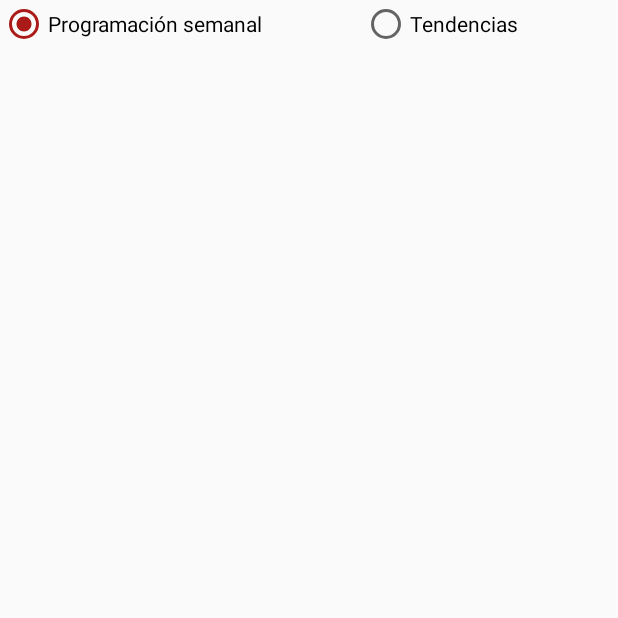
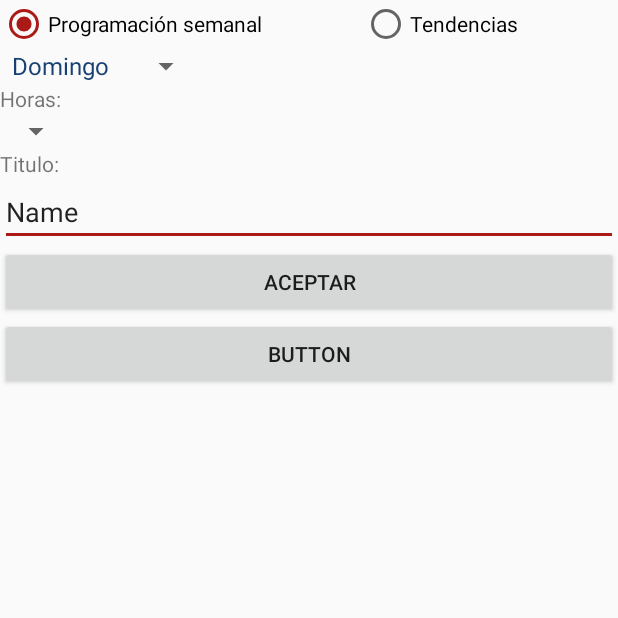
Before and after one commit to josumor18/Proyecto-1---M-viles, an Android app: the fragment ProgramacionAdminFragment shown on its own in the app's theme, on a phone screen of 412 x 824 dp, the top half of it. Run offline under Robolectric (Android 15) with nearby library versions, the phone set to English and light mode, and no system bars.

Commit message:
programacionlayout

```diff
--- a/Fluxme/app/src/main/java/me/flux/fluxme/Business/ProgramacionAdminFragment.java
+++ b/Fluxme/app/src/main/java/me/flux/fluxme/Business/ProgramacionAdminFragment.java
@@ -7,6 +7,8 @@ import android.support.v4.app.Fragment;
 import android.view.LayoutInflater;
 import android.view.View;
 import android.view.ViewGroup;
+import android.widget.AdapterView;
+import android.widget.ArrayAdapter;
 import android.widget.BaseAdapter;
 import android.widget.Button;
 import android.widget.EditText;
@@ -15,6 +17,8 @@ import android.widget.ListView;
 import android.widget.RadioButton;
 import android.widget.RadioGroup;
 import android.widget.RelativeLayout;
+import android.widget.Spinner;
+import android.widget.SpinnerAdapter;
 import android.widget.TextView;
 import android.widget.Toast;
 
@@ -45,6 +49,8 @@ public class ProgramacionAdminFragment extends Fragment {
     RadioButton rbProgramacion;
     RadioButton rbTendencias;
     RadioGroup rgrp_Opcion;
+
+    String[] listDias = {"Domingo","Lunes","Martes","Miercoles","Jueves","Viernes","Sabado"};
     private RadioGroup.OnCheckedChangeListener checkedChangeListener = new RadioGroup.OnCheckedChangeListener(){
         @Override
         public void onCheckedChanged(RadioGroup radioGroup, int i) {
@@ -73,6 +79,39 @@ public class ProgramacionAdminFragment extends Fragment {
         View view = inflater.inflate(R.layout.fragment_programacion_admin, container, false);
         rlProgSemAdmin = view.findViewById(R.id.rlProgSemAdmin);
         rlTendAdmin = view.findViewById(R.id.rlTendAdmin);
+
+        Spinner spDia = view.findViewById(R.id.sp_dia);
+
+
+        ArrayAdapter aa = new ArrayAdapter(getActivity().getApplicationContext(),android.R.layout.simple_spinner_item,listDias);
+
+        aa.setDropDownViewResource(android.R.layout.simple_spinner_dropdown_item);
+        //Setting the ArrayAdapter data on the Spinner
+        spDia.setAdapter(aa);
+
+        spDia.setSelection(0, true);
+        View vi = spDia.getSelectedView();
+        ((TextView)vi).setTextColor(getResources().getColor(R.color.colorPrimary));
+
+        TextView spinnerText = (TextView) spDia.getChildAt(0);
+
+        spinnerText.setTextColor(getResources().getColor(R.color.colorPrimary));
+        //Set the listener for when each option is clicked.
+        spDia.setOnItemSelectedListener(new AdapterView.OnItemSelectedListener()
+        {
+
+            @Override
+            public void onItemSelected(AdapterView<?> parent, View view, int position, long id)
+            {
+                //Change the selected item's text color
+                ((TextView) view).setTextColor(getResources().getColor(R.color.colorPrimary));
+            }
+
+            @Override
+            public void onNothingSelected(AdapterView<?> parent)
+            {
+            }
+        });
 
         btnSaveTendencias = view.findViewById(R.id.btnSaveTendencias);
         btnSaveTendencias.setOnClickListener(new View.OnClickListener() {
--- a/Fluxme/app/src/main/res/layout/fragment_perfil_emisora.xml
+++ b/Fluxme/app/src/main/res/layout/fragment_perfil_emisora.xml
@@ -18,11 +18,11 @@
 
             <ImageView
                 android:id="@+id/imgLogoFluxme"
-                android:layout_width="wrap_content"
-                android:layout_height="wrap_content"
-                android:layout_alignParentBottom="true"
+                android:layout_width="200dp"
+                android:layout_height="150dp"
+                android:layout_alignParentTop="true"
                 android:layout_centerHorizontal="true"
-                android:layout_marginBottom="12dp"
+                android:layout_marginTop="12dp"
                 app:srcCompat="@drawable/radio_icono" />
         </RelativeLayout>
 
@@ -59,10 +59,15 @@
                 android:textColor="@android:color/background_light"
                 android:textSize="24sp" />
 
+            <ScrollView
+                android:layout_width="match_parent"
+                android:layout_height="150dp"
+                android:layout_marginTop="12dp">
+
                 <TextView
                     android:id="@+id/txtDescripcion"
                     android:layout_width="match_parent"
-                android:layout_height="250dp"
+                    android:layout_height="wrap_content"
                     android:paddingLeft="20dp"
                     android:paddingRight="20dp"
                     android:paddingTop="20dp"
@@ -71,6 +76,7 @@
                     android:textColor="@color/cardview_dark_background"
                     android:textSize="20sp"
                     android:visibility="visible" />
+            </ScrollView>
 
 
         </LinearLayout>
--- a/Fluxme/app/src/main/res/layout/fragment_perfil_emisora_admin.xml
+++ b/Fluxme/app/src/main/res/layout/fragment_perfil_emisora_admin.xml
@@ -55,10 +55,14 @@
                     android:text="Descripcion:"
                     android:textSize="28sp" />
 
+                <ScrollView
+                    android:layout_width="match_parent"
+                    android:layout_height="150dp">
+
                     <EditText
                         android:id="@+id/edtDescripcion"
                         android:layout_width="match_parent"
-                    android:layout_height="150dp"
+                        android:layout_height="wrap_content"
                         android:paddingLeft="20dp"
                         android:paddingRight="20dp"
                         android:paddingTop="20dp"
@@ -67,11 +71,13 @@
                         android:textColor="@color/cardview_dark_background"
                         android:textSize="20sp"
                         android:visibility="visible" />
+                </ScrollView>
 
                 <Button
                     android:id="@+id/btn_guardarCambios"
                     android:layout_width="match_parent"
                     android:layout_height="wrap_content"
+                    android:layout_marginTop="20dp"
                     android:text="Guardar Cambios" />
 
 
--- a/Fluxme/app/src/main/res/layout/fragment_programacion_admin.xml
+++ b/Fluxme/app/src/main/res/layout/fragment_programacion_admin.xml
@@ -51,6 +51,71 @@
                 android:layout_height="match_parent"
                 android:scrollbars="horizontal"
                 android:visibility="visible">
+
+                <ScrollView
+                    android:layout_width="match_parent"
+                    android:layout_height="match_parent"
+                    android:layout_weight="1">
+
+                    <LinearLayout
+                        android:layout_width="match_parent"
+                        android:layout_height="wrap_content"
+                        android:orientation="vertical" >
+
+                        <Spinner
+                            android:id="@+id/sp_dia"
+                            android:layout_width="wrap_content"
+                            android:layout_height="wrap_content" />
+
+                        <TextView
+                            android:id="@+id/textView8"
+                            android:layout_width="wrap_content"
+                            android:layout_height="wrap_content"
+                            android:text="Horas:" />
+
+
+                        <Spinner
+                            android:id="@+id/sp_horas"
+                            android:layout_width="wrap_content"
+                            android:layout_height="wrap_content" />
+
+
+                        <TextView
+                            android:id="@+id/textView11"
+                            android:layout_width="wrap_content"
+                            android:layout_height="wrap_content"
+                            android:layout_weight="1"
+                            android:text="Titulo:" />
+
+                        <EditText
+                            android:id="@+id/edt_titulo"
+                            android:layout_width="match_parent"
+                            android:layout_height="wrap_content"
+                            android:ems="10"
+                            android:inputType="textPersonName"
+                            android:text="Name" />
+
+                        <Button
+                            android:id="@+id/btn_aceptar"
+                            android:layout_width="match_parent"
+                            android:layout_height="wrap_content"
+                            android:text="Aceptar" />
+
+                        <ListView
+                            android:id="@+id/lv_programacion"
+                            android:layout_width="match_parent"
+                            android:layout_height="match_parent" >
+
+                        </ListView>
+
+                        <Button
+                            android:id="@+id/btn_guardarCambios"
+                            android:layout_width="match_parent"
+                            android:layout_height="wrap_content"
+                            android:text="Button" />
+
+                    </LinearLayout>
+                </ScrollView>
 
             </RelativeLayout>
 
```
Also changed, not shown: 1 other file. Lines whose indentation alone changed are shown as unchanged.
